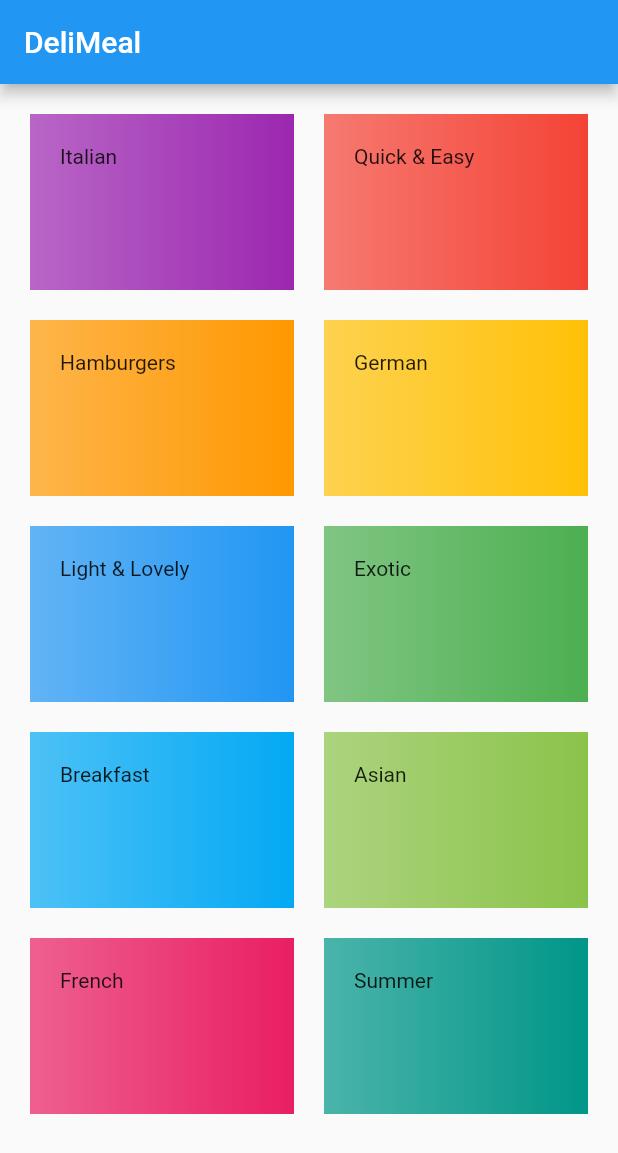
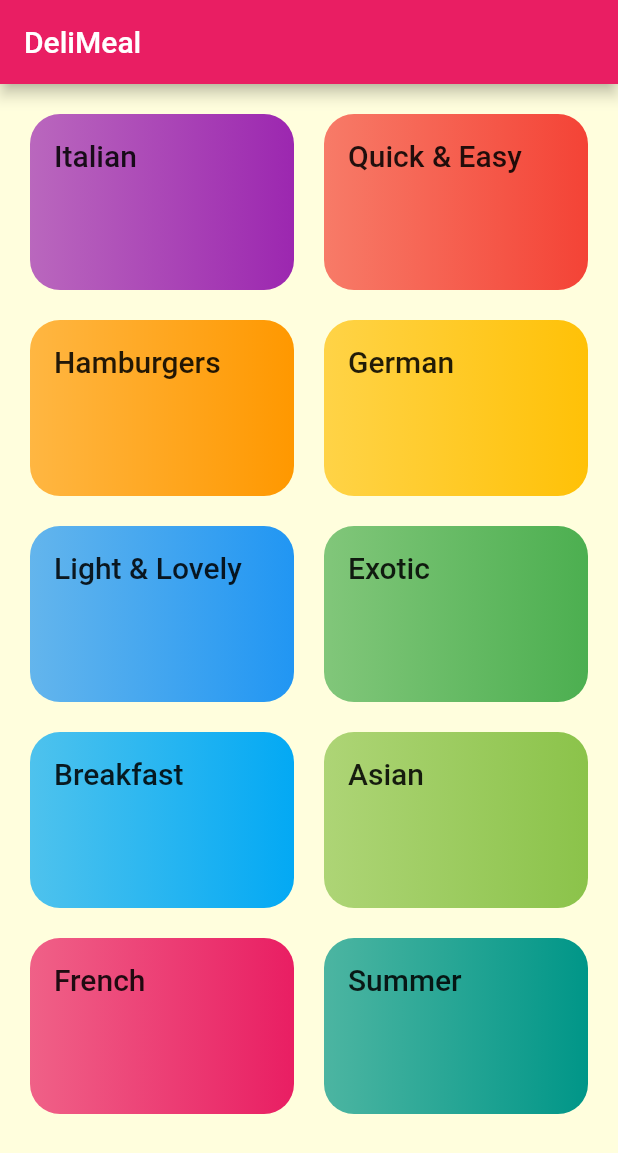
Before and after one commit to ubaidbadar/Meal-App, a Flutter app: the screen it shows after launch, on a phone screen of 412 x 824 dp. Shown: the top 1153 px of the screen. Run offline on Flutter 3.47's test engine with Material 2 defaults, Android fonts, the phone set to English and light mode, and no system bars; Roboto replaces fonts that are missing (Relway).

Commit message:
change_theme_improved_performance

```diff
--- a/lib/main.dart
+++ b/lib/main.dart
@@ -8,6 +8,23 @@ class MyApp extends StatelessWidget {
   Widget build(BuildContext context) {
     return MaterialApp(
       title: 'DeliMeal',
+      theme: ThemeData(
+        primarySwatch: Colors.pink,
+        accentColor: Colors.amber,
+        canvasColor: const Color.fromRGBO(255, 254, 221, 1),
+        fontFamily: "Relway",
+        textTheme: ThemeData.light().textTheme.copyWith(
+          body1: TextStyle(
+            color: Color.fromRGBO(20, 51, 51, 1),
+          ),
+          body2: TextStyle(
+            color: Color.fromRGBO(20, 51, 51, 1),
+            fontSize: 20,
+            fontFamily: "RobotoCondensed",
+            fontWeight: FontWeight.bold
+          ),
+        )
+      ),
       home: CategoreisScreen(),
     );
   }
--- a/lib/screens/categories_screen.dart
+++ b/lib/screens/categories_screen.dart
@@ -7,12 +7,12 @@ class CategoreisScreen extends StatelessWidget {
   Widget build(BuildContext context) {
     return Scaffold(
       appBar: AppBar(
-        title: Text('DeliMeal'),
+        title: const Text('DeliMeal'),
       ),
       body: GridView(
-        padding: EdgeInsets.all(20),
+        padding: const EdgeInsets.all(20),
         children: DUMMY_CATEGORIES.map((cat) => CategoryItem(cat)).toList(),
-        gridDelegate: SliverGridDelegateWithMaxCrossAxisExtent(
+        gridDelegate: const SliverGridDelegateWithMaxCrossAxisExtent(
           maxCrossAxisExtent: 200,
           childAspectRatio: 3/2,
           crossAxisSpacing: 20,
--- a/lib/widgets/category_item.dart
+++ b/lib/widgets/category_item.dart
@@ -7,13 +7,14 @@ class CategoryItem extends StatelessWidget {
   @override
   Widget build(BuildContext context) {
     return Container(
-      child: Text(category.title),
+      child: Text(category.title, style: Theme.of(context).textTheme.title,),
       decoration: BoxDecoration(
         gradient: LinearGradient(
           colors: [category.color.withOpacity(0.7), category.color],
         ),
+        borderRadius: BorderRadius.circular(20)
       ),
-      padding: EdgeInsets.all(20),
+      padding: const EdgeInsets.all(16),
     );
   }
 }
```
